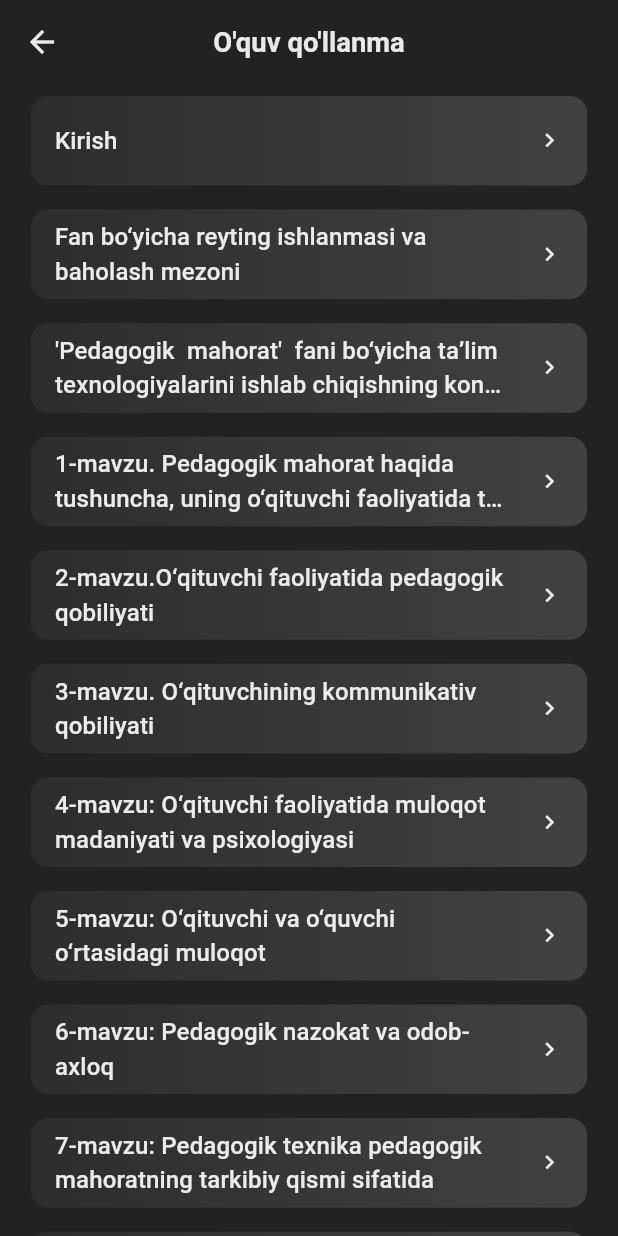
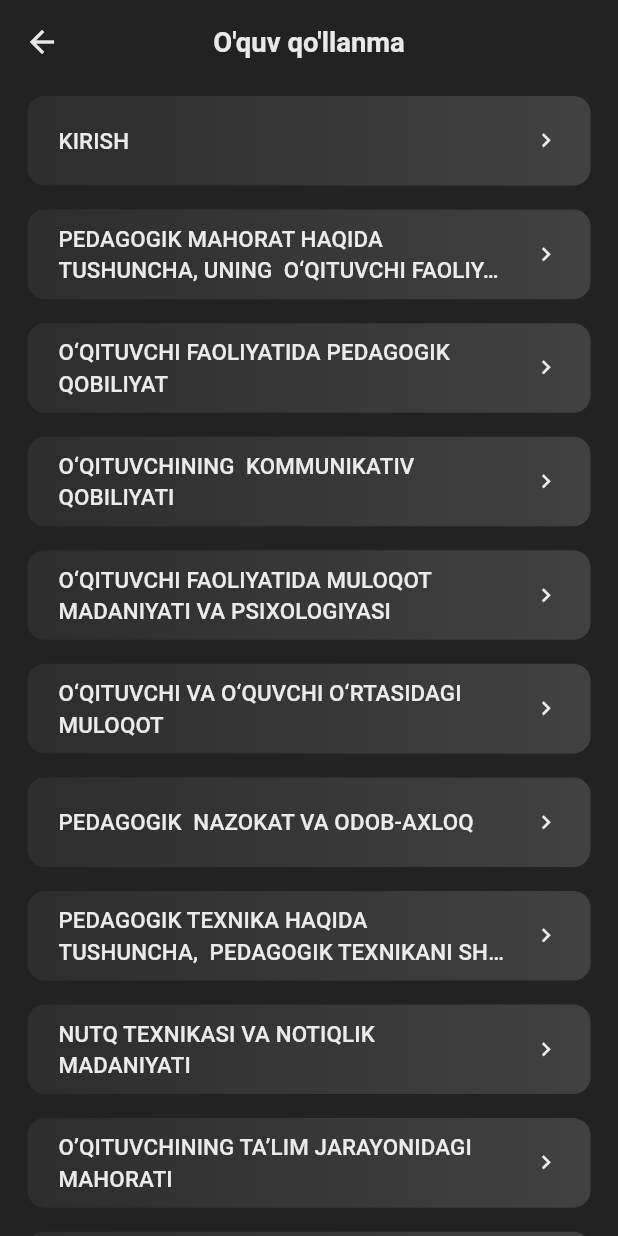
Before and after one commit to farrux025/ped_mahorat, a Flutter app: the screen it shows after launch, after a tap on "O'quv qo'llanma", on a phone screen of 412 x 824 dp. Run offline on Flutter 3.47's test engine with Material 2 defaults, Android fonts, the phone set to English and light mode, and no system bars; our stand-ins replace flutter_screenutil; missing offline and left inert: flutter_pdfview.

Commit message:
add pdfs

```diff
--- a/lib/components/app_text.dart
+++ b/lib/components/app_text.dart
@@ -8,6 +8,7 @@ class AppText extends StatelessWidget {
   int? maxLines;
   TextAlign? textAlign;
   TextDecoration? textDecoration;
+  FontStyle? fontStyle;
 
   AppText(
     this.text, {
@@ -18,6 +19,7 @@ class AppText extends StatelessWidget {
     this.maxLines,
     this.textAlign,
     this.textDecoration,
+    this.fontStyle,
   });
 
   @override
@@ -28,6 +30,7 @@ class AppText extends StatelessWidget {
           fontSize: size,
           color: color,
           fontWeight: fontWeight,
+          fontStyle: fontStyle,
           decoration: textDecoration),
       textAlign: textAlign,
       maxLines: maxLines,
--- /dev/null
+++ b/lib/model/pdf_model.dart
@@ -0,0 +1,6 @@
+class PdfModel {
+  String? title;
+  String? path;
+
+  PdfModel({this.title, this.path});
+}
--- a/lib/views/contents_screen.dart
+++ b/lib/views/contents_screen.dart
@@ -2,37 +2,54 @@ import 'package:flutter/material.dart';
 import 'package:flutter_screenutil/flutter_screenutil.dart';
 import 'package:pedagogik_mahorat/components/app_text.dart';
 import 'package:pedagogik_mahorat/constants/color.dart';
-import 'package:flutter_pdfview/flutter_pdfview.dart';
 import 'package:pedagogik_mahorat/main.dart';
 import 'package:pedagogik_mahorat/views/pdf_screen.dart';
 
+import '../model/pdf_model.dart';
 import '../service/pdf_api.dart';
 
 class ContentsScreen extends StatelessWidget {
   ContentsScreen({super.key});
 
-  final contentList = [
-    "Kirish",
-    "Fan bo‘yicha reyting ishlanmasi va baholash mezoni",
-    "'Pedagogik  mahorat'  fani bo‘yicha ta’lim texnologiyalarini ishlab chiqishning konseptual asoslari",
-    "1-mavzu. Pedagogik mahorat haqida tushuncha, uning o‘qituvchi faoliyatida tutgan o‘rni va ahamiyati Pedagogik fikr tarixi va maktab amaliyotida o‘qituvchi mahorati masalalari",
-    "2-mavzu.O‘qituvchi faoliyatida pedagogik qobiliyati",
-    "3-mavzu. O‘qituvchining kommunikativ qobiliyati",
-    "4-mavzu: O‘qituvchi faoliyatida muloqot madaniyati va psixologiyasi",
-    "5-mavzu: O‘qituvchi va o‘quvchi o‘rtasidagi muloqot",
-    "6-mavzu: Pedagogik nazokat va odob-axloq",
-    "7-mavzu: Pedagogik texnika pedagogik mahoratning tarkibiy qismi sifatida",
-    "8-mavzu. O‘qituvchining nutq mahorati",
-    "9-mavzu: O‘qituvchining ta’lim jarayonidagi mahorati",
-    "10-mavzu: O‘qituvchining tarbiyachilik mahorati",
-    "11-mavzu: O‘qituvchining tarbiya texnologiyalari asosida faoliyat olib borishi",
-    "12-mavzu: O‘qituvchining pedagogik faoliyatida kompyuter texnologiyalaridan foydalanish",
-    "13--mavzu Ilg‘or pedagogik tajribani to‘plash va ommalashtirish",
-    "Kirish",
-    "Kirish",
-    "Kirish",
-    "Kirish",
-    "Glossariy",
+  final List<PdfModel> contentList = [
+    PdfModel(title: "KIRISH", path: ""),
+    PdfModel(
+        title:
+            "PEDAGOGIK MAHORAT HAQIDA  TUSHUNCHA, UNING  O‘QITUVCHI FAOLIYATIDA TUTGAN  O’RNI",
+        path: "/mavzu1.pdf"),
+    PdfModel(
+        title: "O‘QITUVCHI FAOLIYATIDA PEDAGOGIK QOBILIYAT",
+        path: "/mavzu2.pdf"),
+    PdfModel(
+        title: "O‘QITUVCHINING  KOMMUNIKATIV QOBILIYATI", path: "/mavzu3.pdf"),
+    PdfModel(
+        title: "O‘QITUVCHI FAOLIYATIDA MULOQOT  MADANIYATI VA PSIXOLOGIYASI",
+        path: "/mavzu4.pdf"),
+    PdfModel(
+        title: "O‘QITUVCHI VA O‘QUVCHI O‘RTASIDAGI MULOQOT",
+        path: "/mavzu5.pdf"),
+    PdfModel(title: "PEDAGOGIK  NAZOKAT VA ODOB-AXLOQ", path: "/mavzu6.pdf"),
+    PdfModel(
+        title:
+            "PEDAGOGIK TEXNIKA HAQIDA TUSHUNCHA,  PEDAGOGIK TEXNIKANI SHAKLLANTIRISH USLUBLARI",
+        path: "/mavzu7.pdf"),
+    PdfModel(
+        title: "NUTQ TEXNIKASI VA NOTIQLIK MADANIYATI", path: "/mavzu8.pdf"),
+    PdfModel(
+        title: "O’QITUVCHINING TA’LIM JARAYONIDAGI MAHORATI",
+        path: "/mavzu9.pdf"),
+    PdfModel(
+        title: "O’QITUVCHINING TARBIYACHI SIFTIDAGI MAHORATI",
+        path: "/mavzu10.pdf"),
+    PdfModel(
+        title: "O’Z-O’ZINI  TARBIYALASH VA O’Z USTIDA ISHLASH",
+        path: "/mavzu11.pdf"),
+    PdfModel(
+        title: "O’QITUVCHINING OTA-ONALAR BILAN ISHLASH", path: "/mavzu12.pdf"),
+    PdfModel(
+        title: "ILG’OR PEDAGOGIK TAJRIBANI TO’PLASH VA OMMALASHTIRISH TIZIMI",
+        path: "/mavzu13.pdf"),
+    PdfModel(title: "FOYDALANILGAN ADABIYOTLAR", path: ""),
   ];
 
   @override
@@ -55,8 +72,12 @@ class ContentsScreen extends StatelessWidget {
       body: ListView.builder(
           itemBuilder: (context, index) {
             return _itemContent(
-              title: contentList[index],
-              onPressed: () {_openPdf(path: path)},
+              title: contentList[index].title ?? '',
+              onPressed: () {
+                _openPdf(
+                    path: "assets${contentList[index].path}",
+                    title: contentList[index].title ?? '');
+              },
             );
           },
           itemCount: contentList.length),
@@ -68,7 +89,7 @@ class ContentsScreen extends StatelessWidget {
     required VoidCallback onPressed,
   }) {
     return Container(
-      margin: EdgeInsets.symmetric(horizontal: 18.w, vertical: 8),
+      margin: EdgeInsets.symmetric(horizontal: 16.w, vertical: 8),
       decoration: BoxDecoration(
         borderRadius: BorderRadius.circular(10.r),
         gradient: const LinearGradient(
@@ -78,6 +99,7 @@ class ContentsScreen extends StatelessWidget {
       child: MaterialButton(
         onPressed: onPressed,
         height: 50.h,
+        padding: EdgeInsets.symmetric(horizontal: 18.w),
         minWidth: ScreenUtil().screenWidth,
         shape:
             RoundedRectangleBorder(borderRadius: BorderRadius.circular(10.r)),
@@ -87,13 +109,11 @@ class ContentsScreen extends StatelessWidget {
           children: [
             Flexible(
               flex: 8,
-              child: AppText(
-                title,
-                size: 14.sp,
-                maxLines: 2,
-                color: AppColor.white,
-                fontWeight: FontWeight.w500,
-              ),
+              child: AppText(title,
+                  size: 13.sp,
+                  maxLines: 2,
+                  color: AppColor.white,
+                  fontWeight: FontWeight.w500),
             ),
             Flexible(
                 flex: 1,
@@ -105,9 +125,12 @@ class ContentsScreen extends StatelessWidget {
     );
   }
 
-  _openPdf({required String path}) async {
+  _openPdf({
+    required String path,
+    required String title,
+  }) async {
     var file = await PDFApi.loadAsset(path: path);
     MyApp.navigatorKey.currentState?.push(MaterialPageRoute(
-        builder: (context) => PdfScreen(filePath: file.path)));
+        builder: (context) => PdfScreen(filePath: file.path, title: title)));
   }
 }
--- a/lib/views/home.dart
+++ b/lib/views/home.dart
@@ -1,6 +1,7 @@
 import 'package:flutter/material.dart';
 import 'package:flutter_screenutil/flutter_screenutil.dart';
 import 'package:pedagogik_mahorat/components/app_text.dart';
+import 'package:pedagogik_mahorat/constants/color.dart';
 import 'package:pedagogik_mahorat/main.dart';
 import 'package:pedagogik_mahorat/views/contents_screen.dart';
 
@@ -10,44 +11,88 @@ class HomeScreen extends StatelessWidget {
   @override
   Widget build(BuildContext context) {
     return Scaffold(
+      backgroundColor: AppColor.backgroundColorMain,
       body: SafeArea(
+        child: SingleChildScrollView(
           child: Container(
-          height: ScreenUtil().screenHeight,
-          width: ScreenUtil().screenWidth,
             padding: EdgeInsets.symmetric(horizontal: 18.w),
             child: Column(
-            mainAxisAlignment: MainAxisAlignment.center,
               crossAxisAlignment: CrossAxisAlignment.center,
               children: [
+                SizedBox(height: 30.h),
+                AppText("OMONOVA M.D     BOTIROVA.SH.I",
+                    color: AppColor.white,
+                    size: 15.sp,
+                    fontWeight: FontWeight.w500),
+                SizedBox(height: 40.h),
+                AppText("PEDAGOGIK MAHORAT",
+                    color: AppColor.white,
+                    size: 30.sp,
+                    maxLines: 2,
+                    fontStyle: FontStyle.italic,
+                    textAlign: TextAlign.center,
+                    fontWeight: FontWeight.w800),
+                SizedBox(height: 30.h),
+                AppText("O`QUV-USLUBIY MAJMUA",
+                    color: AppColor.white,
+                    size: 16.sp,
+                    fontWeight: FontWeight.w500),
+                SizedBox(height: 30.h),
+                _itemButtons(
+                    title: "O'quv qo'llanma",
+                    icon: Icons.menu_book,
+                    onPressed: () => MyApp.navigatorKey.currentState?.push(
+                        MaterialPageRoute(
+                            builder: (context) => ContentsScreen()))),
                 SizedBox(height: 20.h),
-              MaterialButton(
-                height: 44.h,
-                color: Colors.green,
-                onPressed: () {
-                  MyApp.navigatorKey.currentState?.push(MaterialPageRoute(
-                      builder: (context) => ContentsScreen()));
-                },
-                child: AppText("O'quv qo'llanma",
-                    size: 16.sp, color: Colors.white),
+                _itemButtons(
+                    title: "Glossary",
+                    icon: Icons.my_library_books_outlined,
+                    onPressed: () {}),
+                SizedBox(height: 20.h),
+                _itemButtons(
+                    title: "Test sinovi",
+                    icon: Icons.quiz_outlined,
+                    onPressed: () {}),
+              ],
             ),
-              SizedBox(height: 20.h),
-              MaterialButton(
-                height: 44.h,
-                color: Colors.green,
-                onPressed: () {},
-                child: AppText("Glossary", size: 16.sp, color: Colors.white),
-              ),
-              SizedBox(height: 20.h),
-              MaterialButton(
-                height: 44.h,
-                color: Colors.green,
-                onPressed: () {},
-                child: AppText("Test", size: 16.sp, color: Colors.white),
-              ),
-            ],
           ),
         ),
       ),
     );
   }
+
+  _itemButtons({
+    required String title,
+    required IconData icon,
+    required VoidCallback onPressed,
+  }) {
+    return Container(
+      decoration: BoxDecoration(
+          borderRadius: BorderRadius.circular(16.r),
+          gradient: const LinearGradient(
+              colors: [AppColor.itemTopColor, AppColor.itemBottomColor])),
+      child: MaterialButton(
+        height: 80.h,
+        minWidth: ScreenUtil().screenWidth,
+        padding: EdgeInsets.symmetric(horizontal: 20.w),
+        shape:
+            RoundedRectangleBorder(borderRadius: BorderRadius.circular(16.r)),
+        onPressed: onPressed,
+        child: Row(
+          mainAxisAlignment: MainAxisAlignment.spaceBetween,
+          children: [
+            Row(
+              children: [
+                Icon(icon, size: 36.sp, color: AppColor.white),
+                SizedBox(width: 20.w),
+                AppText(title, size: 16.sp, color: Colors.white),
+              ],
+            ),
+            Icon(Icons.chevron_right, color: AppColor.white, size: 24.sp)
+          ],
+        ),
+      ),
+    );
   }
+}
--- a/lib/views/pdf_screen.dart
+++ b/lib/views/pdf_screen.dart
@@ -8,19 +8,22 @@ import '../constants/color.dart';
 
 class PdfScreen extends StatelessWidget {
   final String filePath;
+  final String title;
 
-  const PdfScreen({super.key, required this.filePath});
+  const PdfScreen({
+    super.key,
+    required this.filePath,
+    required this.title,
+  });
 
   @override
   Widget build(BuildContext context) {
-    var name = basename(filePath);
     return Scaffold(
       appBar: AppBar(
         backgroundColor: AppColor.backgroundColorMain,
-        centerTitle: true,
-        elevation: 3.sp,
-        title: AppText(name.replaceAll(".pdf", ""),
-            color: Colors.white, size: 16.sp, fontWeight: FontWeight.w500),
+        leading: BackButton(color: AppColor.white),
+        title: AppText(title,
+            color: Colors.white, size: 14.sp, fontWeight: FontWeight.w500),
       ),
       body: PDFView(
         filePath: filePath,
--- a/pubspec.yaml
+++ b/pubspec.yaml
@@ -64,8 +64,8 @@ flutter:
   uses-material-design: true
 
   # To add assets to your application, add an assets section, like this:
-  # assets:
-  #   - images/a_dot_burr.jpeg
+  assets:
+    - assets/
   #   - images/a_dot_ham.jpeg
 
   # An image asset can refer to one or more resolution-specific "variants", see
```
Also changed, not shown: 13 other files. Lines whose indentation alone changed are shown as unchanged.
